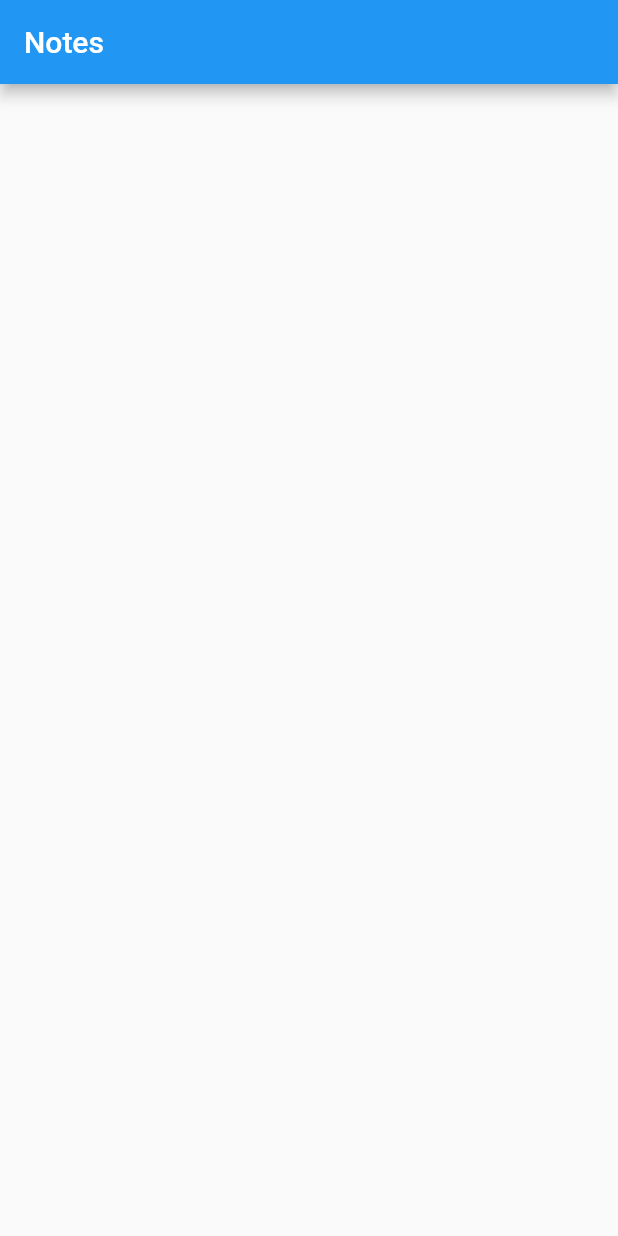
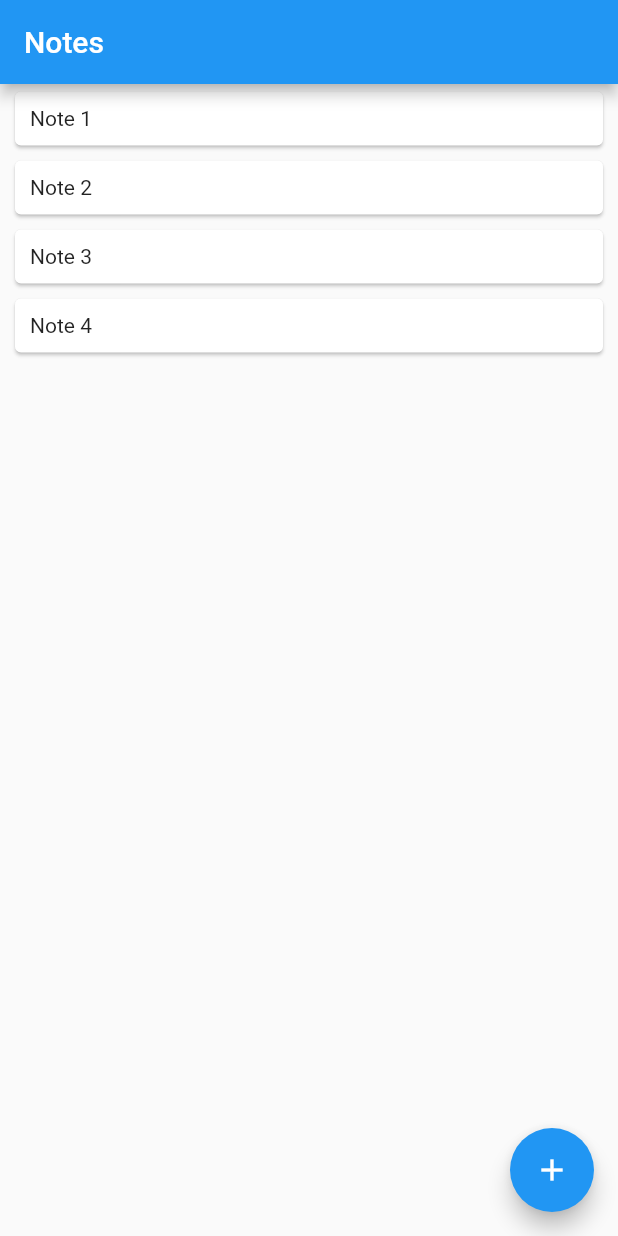
Before and after one commit to STmihan/notesflutter, a Flutter app: the screen it shows after launch, on a phone screen of 412 x 824 dp. Run offline on Flutter 3.47's test engine with Material 2 defaults, Android fonts, the phone set to English and light mode, and no system bars.

Commit message:
Create notes list

```diff
--- a/lib/main.dart
+++ b/lib/main.dart
@@ -1,21 +1,23 @@
 import 'package:flutter/material.dart';
-import 'pages/MainPage.dart';
+import 'pages/main_page.dart';
+import 'models/Note.dart';
 
 void main() {
-  runApp(const MyApp());
+  runApp(MyApp());
 }
 
 class MyApp extends StatelessWidget {
-  const MyApp({Key? key}) : super(key: key);
+  final List<Note> _notes = [
+    Note("Note 1", "Description 1"),
+    Note("Note 2", "Description 2"),
+    Note("Note 3", "Description 3"),
+    Note("Note 4", "Description 4"),
+  ];
+
+  MyApp({Key? key}) : super(key: key);
 
   @override
   Widget build(BuildContext context) {
-    return MaterialApp(
-      home: Scaffold(
-          appBar: AppBar(
-            title: const Text("Notes"),
-          ),
-          body: MainPage()),
-    );
+    return MaterialApp(home: MainPage(_notes));
   }
 }
--- a/lib/models/Note.dart
+++ b/lib/models/Note.dart
@@ -1,6 +1,6 @@
 class Note {
-  String Title;
-  String Description;
+  String title;
+  String description;
 
-  Note(this.Title, this.Description);
+  Note(this.title, this.description);
 }
--- a/lib/pages/MainPage.dart
+++ /dev/null
@@ -1,15 +0,0 @@
-import 'package:flutter/material.dart';
-
-class MainPage extends StatefulWidget {
-  const MainPage({Key? key}) : super(key: key);
-
-  @override
-  State<MainPage> createState() => _MainPageState();
-}
-
-class _MainPageState extends State<MainPage> {
-  @override
-  Widget build(BuildContext context) {
-    return Container();
-  }
-}
--- /dev/null
+++ b/lib/pages/main_note.dart
@@ -0,0 +1,25 @@
+import 'package:flutter/material.dart';
+import 'package:flutternotes/models/Note.dart';
+
+class MainNote extends StatelessWidget {
+  Note _note;
+
+  MainNote(this._note, {Key? key}) : super(key: key);
+
+  @override
+  Widget build(BuildContext context) {
+    return Card(
+      margin: const EdgeInsets.symmetric(horizontal: 10, vertical: 5),
+      child: Container(
+        padding: const EdgeInsets.symmetric(vertical: 10, horizontal: 10),
+        width: double.infinity,
+        alignment: Alignment.centerLeft,
+        child: Column(
+          children: [
+            Text(_note.title)
+          ],
+        ),
+      ),
+    );
+  }
+}
--- /dev/null
+++ b/lib/pages/main_page.dart
@@ -0,0 +1,35 @@
+import 'package:flutter/material.dart';
+import 'package:flutternotes/pages/main_note.dart';
+
+import '../models/Note.dart';
+
+class MainPage extends StatefulWidget {
+  final List<Note> notes;
+
+  MainPage(this.notes, {Key? key}) : super(key: key);
+
+  @override
+  State<MainPage> createState() => _MainPageState();
+}
+
+class _MainPageState extends State<MainPage> {
+  @override
+  Widget build(BuildContext context) {
+    return Scaffold(
+      appBar: AppBar(
+        title: const Text("Notes"),
+      ),
+      body: Container(
+          alignment: Alignment.topLeft,
+          child:
+              Column(children: widget.notes.map((e) => MainNote(e)).toList())),
+      floatingActionButton: FloatingActionButton(
+        onPressed: _onPressedAdd,
+        tooltip: "Add note",
+        child: const Icon(Icons.add),
+      ),
+    );
+  }
+
+  void _onPressedAdd() {}
+}
```
